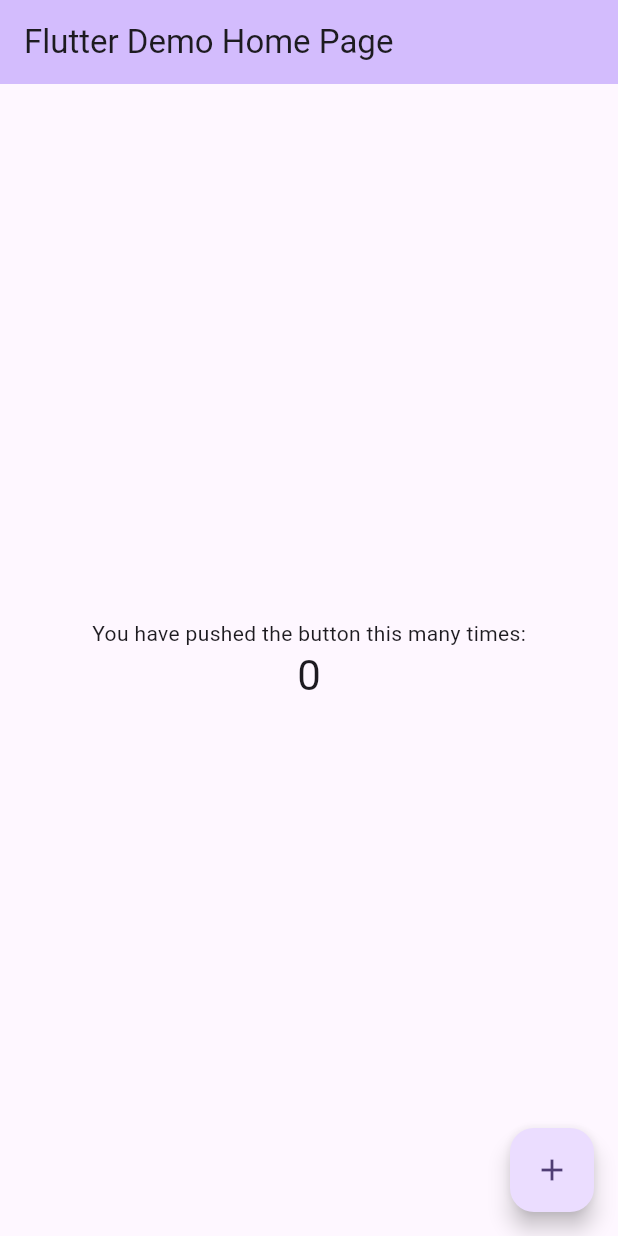
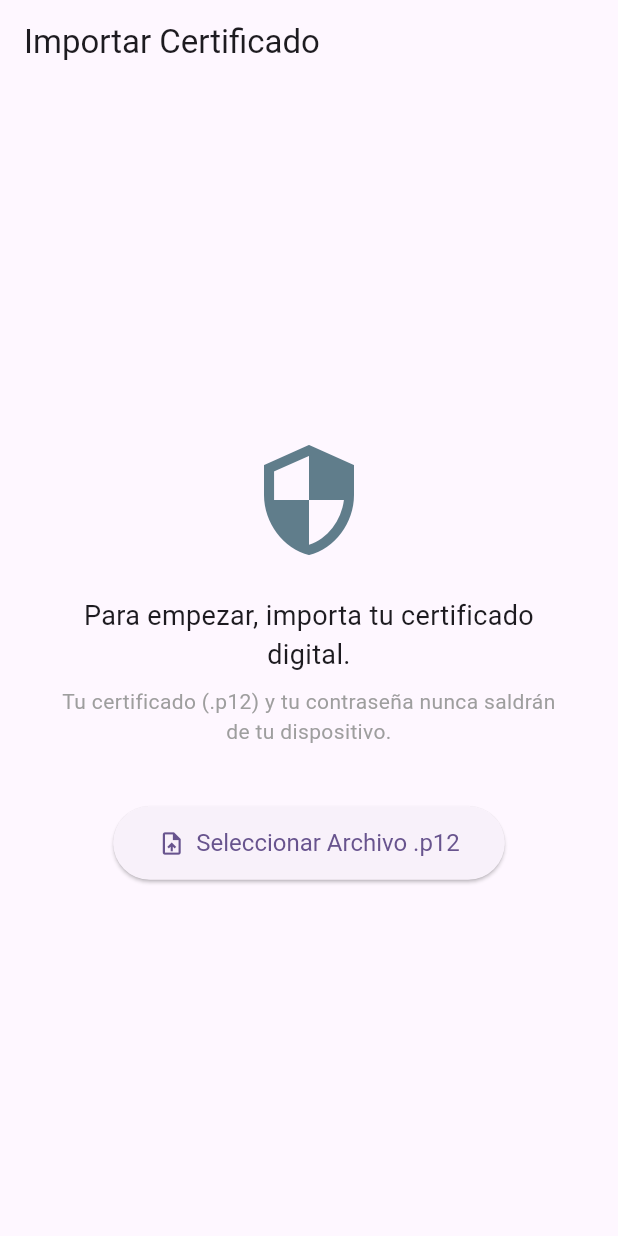
Before and after one commit to alexweb17/solofirma, a Flutter app: the screen it shows after launch, on a phone screen of 412 x 824 dp. Run offline on Flutter 3.47's test engine with Material 3 defaults, Android fonts, the phone set to English and light mode, and no system bars; our stand-ins replace file_picker.

Commit message:
Commit de pantallas de solofirma

```diff
--- a/lib/main.dart
+++ b/lib/main.dart
@@ -1,122 +1,26 @@
 import 'package:flutter/material.dart';
-
+import 'package:solofirma/screens/import_certificate_screen.dart';
 void main() {
-  runApp(const MyApp());
+  runApp(const SoloFirmaApp());
 }
 
-class MyApp extends StatelessWidget {
-  const MyApp({super.key});
-
-  // This widget is the root of your application.
+class SoloFirmaApp extends StatelessWidget {
+  const SoloFirmaApp({super.key});
 @override
 Widget build(BuildContext context) {
+  // MaterialApp es el widget principal que le da a nuestra app
+  // la apariencia y funcionalidades básicas de Material Design.
   return MaterialApp(
-      title: 'Flutter Demo',
+    title: 'SoloFirma',
+    // Desactivamos la cinta de "DEBUG" en la esquina.
+    debugShowCheckedModeBanner: false,
     theme: ThemeData(
-        // This is the theme of your application.
-        //
-        // TRY THIS: Try running your application with "flutter run". You'll see
-        // the application has a purple toolbar. Then, without quitting the app,
-        // try changing the seedColor in the colorScheme below to Colors.green
-        // and then invoke "hot reload" (save your changes or press the "hot
-        // reload" button in a Flutter-supported IDE, or press "r" if you used
-        // the command line to start the app).
-        //
-        // Notice that the counter didn't reset back to zero; the application
-        // state is not lost during the reload. To reset the state, use hot
-        // restart instead.
-        //
-        // This works for code too, not just values: Most code changes can be
-        // tested with just a hot reload.
       colorScheme: ColorScheme.fromSeed(seedColor: Colors.deepPurple),
+      useMaterial3: true,
     ),
-      home: const MyHomePage(title: 'Flutter Demo Home Page'),
-    );
+    // 'home' define la primera pantalla que se mostrará.
+    // Esta es la forma correcta y limpia.
+    home: const ImportCertificateScreen(),
+  ); // <-- El paréntesis de MaterialApp se cierra aquí. No hay nada más.
 }
   }
-
-class MyHomePage extends StatefulWidget {
-  const MyHomePage({super.key, required this.title});
-
-  // This widget is the home page of your application. It is stateful, meaning
-  // that it has a State object (defined below) that contains fields that affect
-  // how it looks.
-
-  // This class is the configuration for the state. It holds the values (in this
-  // case the title) provided by the parent (in this case the App widget) and
-  // used by the build method of the State. Fields in a Widget subclass are
-  // always marked "final".
-
-  final String title;
-
-  @override
-  State<MyHomePage> createState() => _MyHomePageState();
-}
-
-class _MyHomePageState extends State<MyHomePage> {
-  int _counter = 0;
-
-  void _incrementCounter() {
-    setState(() {
-      // This call to setState tells the Flutter framework that something has
-      // changed in this State, which causes it to rerun the build method below
-      // so that the display can reflect the updated values. If we changed
-      // _counter without calling setState(), then the build method would not be
-      // called again, and so nothing would appear to happen.
-      _counter++;
-    });
-  }
-
-  @override
-  Widget build(BuildContext context) {
-    // This method is rerun every time setState is called, for instance as done
-    // by the _incrementCounter method above.
-    //
-    // The Flutter framework has been optimized to make rerunning build methods
-    // fast, so that you can just rebuild anything that needs updating rather
-    // than having to individually change instances of widgets.
-    return Scaffold(
-      appBar: AppBar(
-        // TRY THIS: Try changing the color here to a specific color (to
-        // Colors.amber, perhaps?) and trigger a hot reload to see the AppBar
-        // change color while the other colors stay the same.
-        backgroundColor: Theme.of(context).colorScheme.inversePrimary,
-        // Here we take the value from the MyHomePage object that was created by
-        // the App.build method, and use it to set our appbar title.
-        title: Text(widget.title),
-      ),
-      body: Center(
-        // Center is a layout widget. It takes a single child and positions it
-        // in the middle of the parent.
-        child: Column(
-          // Column is also a layout widget. It takes a list of children and
-          // arranges them vertically. By default, it sizes itself to fit its
-          // children horizontally, and tries to be as tall as its parent.
-          //
-          // Column has various properties to control how it sizes itself and
-          // how it positions its children. Here we use mainAxisAlignment to
-          // center the children vertically; the main axis here is the vertical
-          // axis because Columns are vertical (the cross axis would be
-          // horizontal).
-          //
-          // TRY THIS: Invoke "debug painting" (choose the "Toggle Debug Paint"
-          // action in the IDE, or press "p" in the console), to see the
-          // wireframe for each widget.
-          mainAxisAlignment: MainAxisAlignment.center,
-          children: <Widget>[
-            const Text('You have pushed the button this many times:'),
-            Text(
-              '$_counter',
-              style: Theme.of(context).textTheme.headlineMedium,
-            ),
-          ],
-        ),
-      ),
-      floatingActionButton: FloatingActionButton(
-        onPressed: _incrementCounter,
-        tooltip: 'Increment',
-        child: const Icon(Icons.add),
-      ), // This trailing comma makes auto-formatting nicer for build methods.
-    );
-  }
-}
--- /dev/null
+++ b/lib/screens/import_certificate_screen.dart
@@ -0,0 +1,142 @@
+import 'package:flutter/material.dart';
+import 'package:file_picker/file_picker.dart';
+// ¡Aún no lo usamos, pero lo dejaremos listo para el siguiente paso!
+// import 'package:flutter_secure_storage/flutter_secure_storage.dart';
+
+class ImportCertificateScreen extends StatefulWidget {
+  const ImportCertificateScreen({super.key});
+
+  @override
+  State<ImportCertificateScreen> createState() => _ImportCertificateScreenState();
+}
+
+class _ImportCertificateScreenState extends State<ImportCertificateScreen> {
+  Future<void> _showPasswordDialog(String filePath) async {
+    // La comprobación de seguridad se hace ANTES de mostrar el diálogo
+    if (!mounted) return;
+
+    final passwordController = TextEditingController();
+
+    return showDialog<void>(
+      context: context,
+      barrierDismissible: false,
+      builder: (BuildContext context) {
+        return AlertDialog(
+          title: const Text('Contraseña del Certificado'),
+          content: SingleChildScrollView(
+            child: ListBody(
+              children: <Widget>[
+                const Text('Por favor, ingresa la contraseña de tu archivo .p12.'),
+                const SizedBox(height: 16),
+                TextField(
+                  controller: passwordController,
+                  obscureText: true,
+                  decoration: const InputDecoration(
+                    border: OutlineInputBorder(),
+                    labelText: 'Contraseña',
+                  ),
+                ),
+              ],
+            ),
+          ),
+          actions: <Widget>[
+            TextButton(
+              child: const Text('Cancelar'),
+              onPressed: () {
+                Navigator.of(context).pop();
+              },
+            ),
+            FilledButton(
+              child: const Text('Guardar'),
+              onPressed: () {
+                final password = passwordController.text;
+
+                // 1. HEMOS QUITADO LOS PRINTS INSEGUROS
+                // Aquí irá la lógica para guardar de forma segura
+
+                Navigator.of(context).pop(); // Cierra el diálogo
+
+                // 2. AÑADIMOS LA COMPROBACIÓN ANTES DE USAR EL CONTEXT
+                if (!mounted) return;
+                ScaffoldMessenger.of(context).showSnackBar(
+                  const SnackBar(content: Text('¡Certificado y contraseña listos!')),
+                );
+              },
+            ),
+          ],
+        );
+      },
+    );
+  }
+
+  void _pickCertificate() async {
+    try {
+      FilePickerResult? result = await FilePicker.platform.pickFiles(
+        type: FileType.custom,
+        allowedExtensions: ['p12'],
+      );
+
+      // 2. AÑADIMOS LA COMPROBACIÓN ANTES DE USAR EL CONTEXT
+      if (!mounted) return;
+
+      if (result != null) {
+        String? filePath = result.files.single.path;
+        if (filePath != null) {
+          _showPasswordDialog(filePath);
+        }
+      } else {
+        ScaffoldMessenger.of(context).showSnackBar(
+          const SnackBar(content: Text('No se seleccionó ningún archivo.')),
+        );
+      }
+    } catch (e) {
+      // 2. AÑADIMOS LA COMPROBACIÓN ANTES DE USAR EL CONTEXT
+      if (!mounted) return;
+      ScaffoldMessenger.of(context).showSnackBar(
+        SnackBar(content: Text('Error al seleccionar el archivo: $e')),
+      );
+    }
+  }
+
+  @override
+  Widget build(BuildContext context) {
+    return Scaffold(
+      appBar: AppBar(
+        title: const Text('Importar Certificado'),
+      ),
+      body: Padding(
+        padding: const EdgeInsets.all(32.0),
+        child: Center(
+          child: Column(
+            mainAxisAlignment: MainAxisAlignment.center,
+            children: [
+              const Icon(Icons.security, size: 80, color: Colors.blueGrey),
+              const SizedBox(height: 24),
+              const Text(
+                'Para empezar, importa tu certificado digital.',
+                textAlign: TextAlign.center,
+                style: TextStyle(fontSize: 18),
+              ),
+              const SizedBox(height: 8),
+              const Text(
+                'Tu certificado (.p12) y tu contraseña nunca saldrán de tu dispositivo.',
+                textAlign: TextAlign.center,
+                style: TextStyle(fontSize: 14, color: Colors.grey),
+              ),
+              const SizedBox(height: 40),
+              ElevatedButton.icon(
+                icon: const Icon(Icons.upload_file),
+                label: const Text('Seleccionar Archivo .p12'),
+                style: ElevatedButton.styleFrom(
+                  padding: const EdgeInsets.symmetric(horizontal: 30, vertical: 15),
+                  textStyle: const TextStyle(fontSize: 16),
+                ),
+                onPressed: _pickCertificate,
+              ),
+            ],
+          ),
+        ),
+      ),
+    );
+  }
+}
--- a/pubspec.yaml
+++ b/pubspec.yaml
@@ -34,6 +34,8 @@ dependencies:
   # The following adds the Cupertino Icons font to your application.
   # Use with the CupertinoIcons class for iOS style icons.
   cupertino_icons: ^1.0.8
+  file_picker: ^10.2.1
+  flutter_secure_storage: ^9.2.4
 
 dev_dependencies:
   flutter_test:
```
Also changed, not shown: 2 other files. Lines whose indentation alone changed are shown as unchanged.
